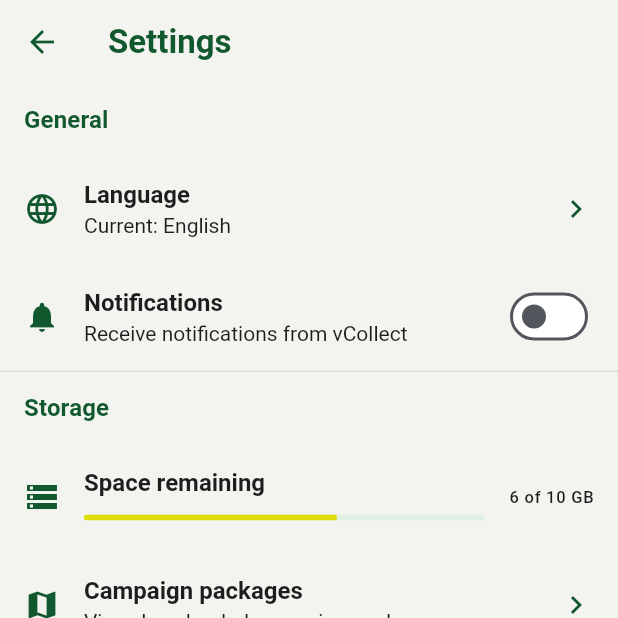
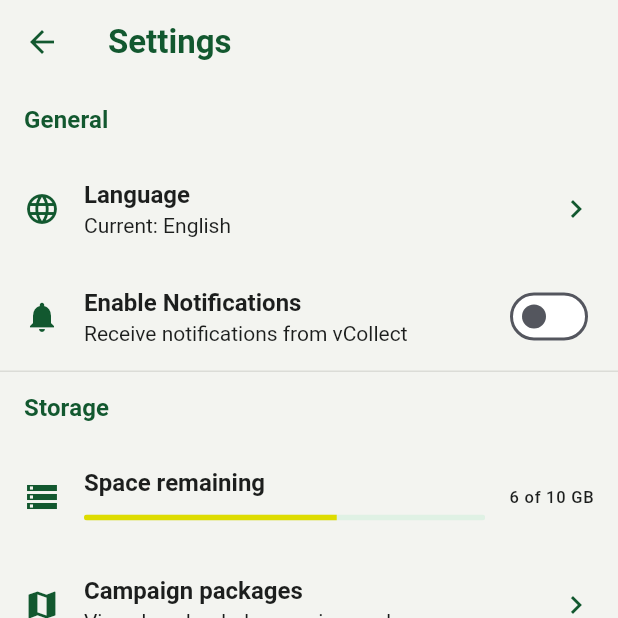
Before and after one commit to VirungaPark/vCollect, a Flutter app: the screen it shows after launch, after a tap on the "settings" icon, on a phone screen of 412 x 824 dp, the top half of it. Run offline on Flutter 3.47's test engine with Material 3 defaults, Android fonts, the phone set to English and light mode, and no system bars; our stand-ins replace flutter_map, latlong2; missing offline and left inert: flutter_map_mbtiles, geolocator_platform_interface.

Commit message:
Add new strings for account, misc, general settings sections

```diff
--- a/app/lib/strings.dart
+++ b/app/lib/strings.dart
@@ -47,12 +47,17 @@ abstract final class AppStrings {
   // Settings Screen
   static const settingsTitle = 'Settings';
   static const settingsDescription = 'Language and app settings.';
+
   // General section
   static const settingsGeneral = 'General';
   static const settingsLanguage = 'Language';
   static const settingsLanguageDescription = 'Change the language';
-  static const settingsNotifications = 'Notifications';
+  static const settingsNotifications = 'Enable Notifications';
   static const settingsNotificationsDescription = 'Receive notifications from vCollect';
+  static const settingsLocation = 'Enable Location Tracking';
+  static const settingsLocationDescription = 'Turn on location';
+  static const settingsEnableCellular = 'Enable cellular';
+  static const settingsEnableCellularDescription = 'Enable cellular data use for campaign data transfer';
 
   // Storage section
   static const settingsStorage = 'Storage';
@@ -68,14 +73,27 @@ abstract final class AppStrings {
   static const settingsPasswordDescription = 'Change your password';
   static const settingsEmail = 'Email';
   static const settingsEmailDescription = 'Change your email';
+  static const settingsLogout = 'Logout';
+  static const settingsLogoutDescription = 'Log out of vCollect';
+
+  // Misc. Section
+  static const settingsMisc = 'Misc.';
+  static const settingsTerms = 'Terms';
+  static const settingsTermsDescription = 'View terms and conditions';
+  static const settingsLicenses = 'Licenses';
+  static const settingsLicensesDescription = 'View open source licenses';
+  static const settingsAbout = 'About';
+  static const settingsAboutDescription = 'About vCollect';
+  static const settingsReportBug = 'Report a bug';
+  static const settingsReportBugDescription = 'Report a bug or feature request';
+
+  // Language subscreen
+  static const languages = ['English', 'French', 'Swahili'];
 
   // Screens opened from a tab.
   static const farmerFileTitle = 'Farmer file';
   static const farmerFileDescription = "One farmer's details and fields.";
   static const openFarmerFile = 'Open a farmer file';
-
-  // Language subscreen
-  static const languages = ['English', 'French', 'Swahili'];
 
   // Registration flow.
   static const newFarmer = 'New farmer';
```
